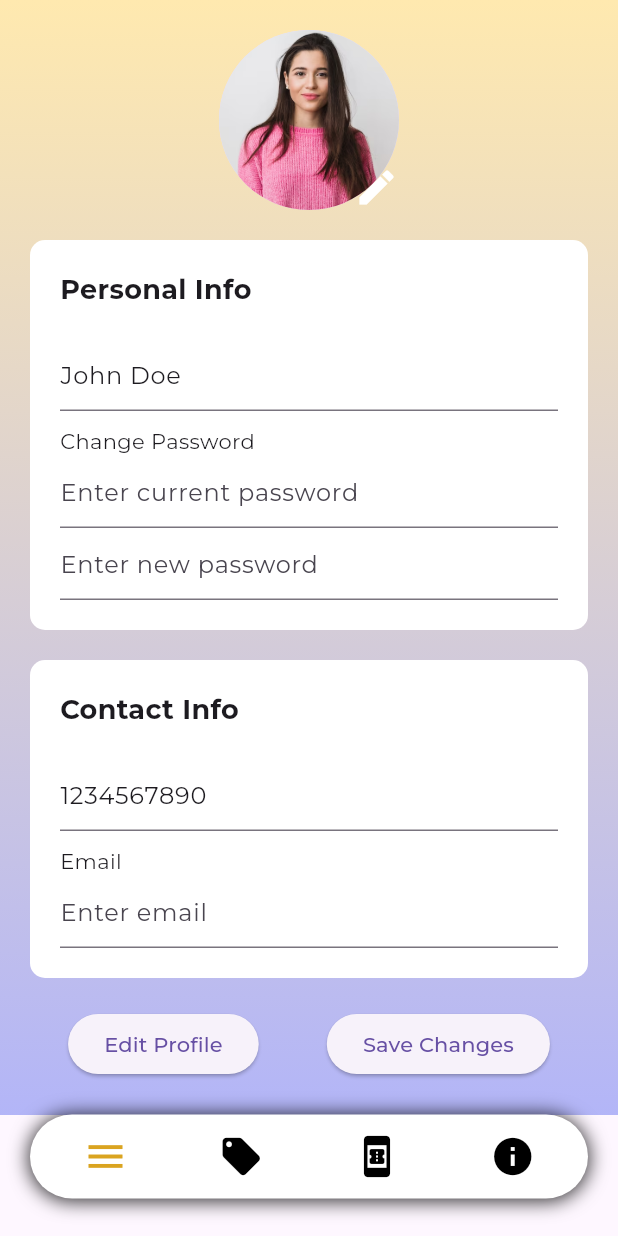
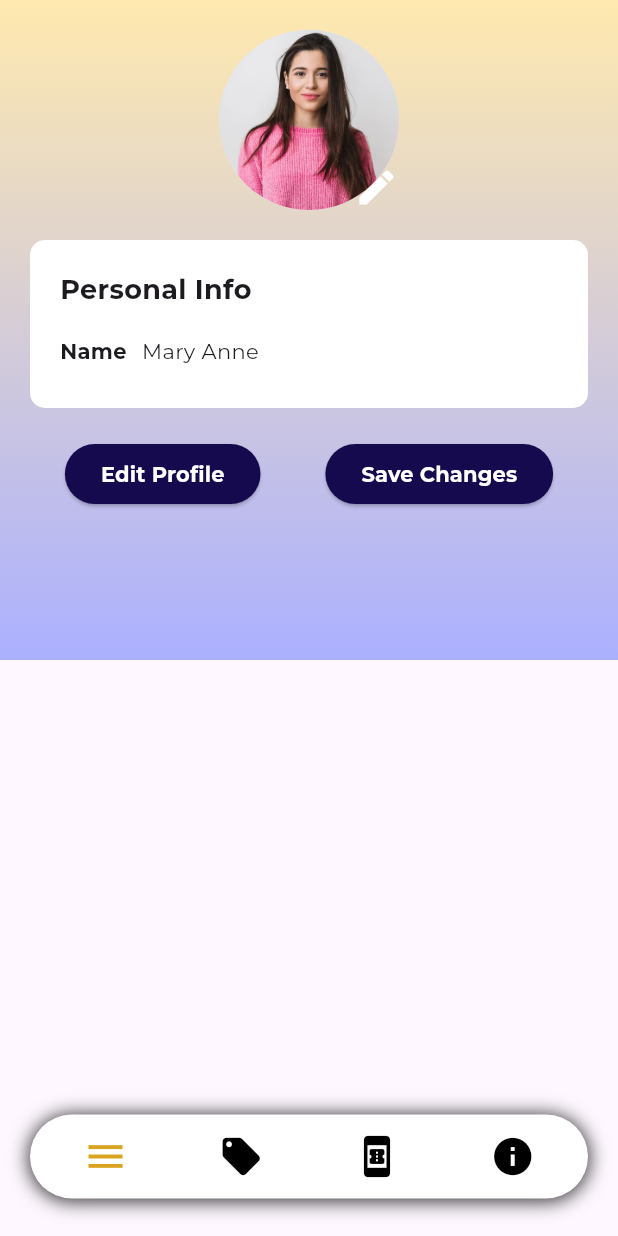
Before and after one commit to Dannansilva/Blue_orbit_mobileApp, a Flutter app: the screen it shows after launch, on a phone screen of 412 x 824 dp. Run offline on Flutter 3.47's test engine with Material 3 defaults, Android fonts, the phone set to English and light mode, and no system bars; our stand-ins replace google_fonts.

Commit message:
Updated profile page

```diff
--- a/blue_orbit_mobileapp/lib/ProfilePage.dart
+++ b/blue_orbit_mobileapp/lib/ProfilePage.dart
@@ -11,8 +11,12 @@ class profilePage extends StatefulWidget {
 }
 
 class _profilePageState extends State<profilePage> {
-  String userName = "John Doe"; // Initial user name
+  String userName = "Mary Anne"; // Initial user name
   String contactNumber = "1234567890"; // Initial contact number
+  String email = "example@example.com"; // Initial email
+  String password = "examplepassword"; // Initial password
+
+  bool isEditing = false; // Flag to track if profile is being edited
 
   @override
   Widget build(BuildContext context) {
@@ -33,7 +37,7 @@ class _profilePageState extends State<profilePage> {
                 SizedBox(height: 20),
                 GestureDetector(
                   onTap: () {
-                    // Handle profile picture change
+                    _changeProfilePicture();
                   },
                   child: Stack(
                     children: [
@@ -59,58 +63,11 @@ class _profilePageState extends State<profilePage> {
                   content: Column(
                     crossAxisAlignment: CrossAxisAlignment.start,
                     children: [
-                      SizedBox(height: 10),
-                      TextFormField(
-                        initialValue: userName,
-                        onChanged: (value) {
-                          setState(() {
-                            userName = value; // Update user name
-                          });
-                        },
-                        decoration: InputDecoration(
-                          hintText: "Enter new user name",
-                        ),
-                      ),
-                      SizedBox(height: 10),
-                      Text("Change Password"),
-                      TextFormField(
-                        decoration: InputDecoration(
-                          hintText: "Enter current password",
-                        ),
-                      ),
-                      TextFormField(
-                        decoration: InputDecoration(
-                          hintText: "Enter new password",
-                        ),
-                      ),
-                    ],
-                  ),
-                ),
-                SizedBox(height: 20),
-                _buildInfoBox(
-                  title: "Contact Info",
-                  content: Column(
-                    crossAxisAlignment: CrossAxisAlignment.start,
-                    children: [
-                      SizedBox(height: 10),
-                      TextFormField(
-                        initialValue: contactNumber,
-                        onChanged: (value) {
-                          setState(() {
-                            contactNumber = value; // Update contact number
-                          });
-                        },
-                        decoration: InputDecoration(
-                          hintText: "Enter new contact number",
-                        ),
-                      ),
-                      SizedBox(height: 10),
-                      Text("Email"),
-                      TextFormField(
-                        decoration: InputDecoration(
-                          hintText: "Enter email",
-                        ),
-                      ),
+                      _buildInfoField("Name", userName),
+                      if (isEditing) _buildEditField("New User Name", initialValue: userName, onChanged: (value) => userName = value),
+                      if (isEditing) _buildEditField("New Password", initialValue: password, obscureText: true, onChanged: (value) => password = value),
+                      if (isEditing) _buildEditField("New Contact Number", initialValue: contactNumber, onChanged: (value) => contactNumber = value),
+                      if (isEditing) _buildEditField("New Email", initialValue: email, onChanged: (value) => email = value),
                     ],
                   ),
                 ),
@@ -120,15 +77,33 @@ class _profilePageState extends State<profilePage> {
                   children: [
                     ElevatedButton(
                       onPressed: () {
-                        // Handle edit profile logic
+                        setState(() {
+                          isEditing = true;
+                        });
                       },
-                      child: Text("Edit Profile"),
+                      style: ElevatedButton.styleFrom(
+                        backgroundColor: Color(0xff140A4D),
+                      ),
+                      child: Text(
+                        "Edit Profile",
+                        style: TextStyle(
+                          fontWeight: FontWeight.bold,
+                          color: Colors.white,
+                        ),
+                      ),
                     ),
                     ElevatedButton(
-                      onPressed: () {
-                        // Handle save changes logic
-                      },
-                      child: Text("Save Changes"),
+                      onPressed: _saveChanges,
+                      style: ElevatedButton.styleFrom(
+                        backgroundColor: Color(0xff140A4D),
+                      ),
+                      child: Text(
+                        "Save Changes",
+                        style: TextStyle(
+                          fontWeight: FontWeight.bold,
+                          color: Colors.white,
+                        ),
+                      ),
                     ),
                   ],
                 ),
@@ -181,4 +156,56 @@ class _profilePageState extends State<profilePage> {
       ),
     );
   }
+
+  Widget _buildInfoField(String label, String value) {
+    return Padding(
+      padding: EdgeInsets.symmetric(vertical: 8.0),
+      child: Row(
+        children: [
+          Text(
+            label,
+            style: TextStyle(
+              fontWeight: FontWeight.bold,
+            ),
+          ),
+          SizedBox(width: 10),
+          Text(
+            value,
+            style: TextStyle(
+              fontStyle: value.isNotEmpty ? FontStyle.normal : FontStyle.italic,
+            ),
+          ),
+        ],
+      ),
+    );
+  }
+
+  Widget _buildEditField(String label, {required String initialValue, required ValueChanged<String> onChanged, bool obscureText = false}) {
+    return Padding(
+      padding: EdgeInsets.symmetric(vertical: 8.0),
+      child: TextFormField(
+        initialValue: initialValue,
+        onChanged: onChanged,
+        decoration: InputDecoration(
+          labelText: label,
+          suffixIcon: obscureText ? IconButton(
+            icon: Icon(Icons.visibility),
+            onPressed: () {},
+          ) : null,
+        ),
+        obscureText: obscureText,
+      ),
+    );
+  }
+
+  void _changeProfilePicture() {
+    // Logic to handle profile picture change
+  }
+
+  void _saveChanges() {
+    // Logic to save changes to the backend
+    setState(() {
+      isEditing = false; // Exit editing mode after saving changes
+    });
+  }
 }
```
